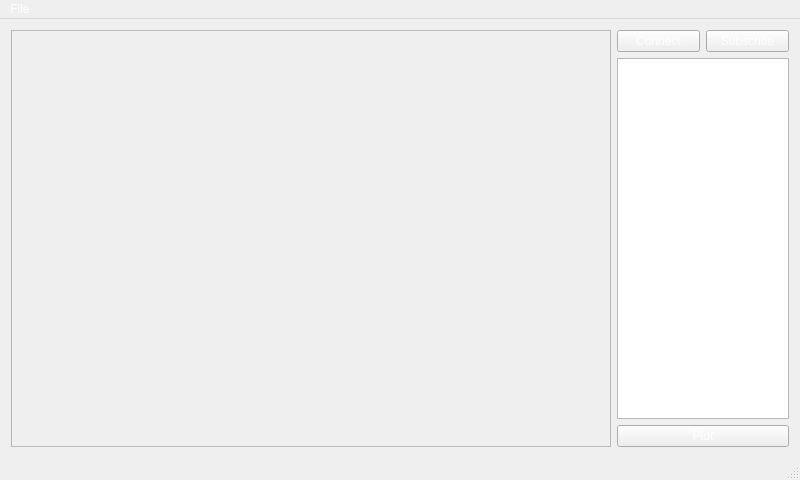
Before: the Qt Designer form src/gui/mainwindow.ui in bogspin/rpi-telemetry, drawn with Qt 5.
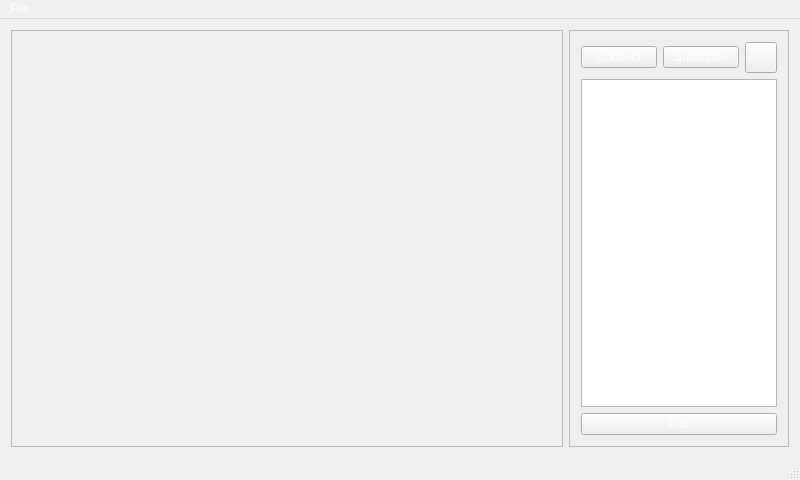
After: the same form once the commit is applied. Icons and pictures are not drawn.

Commit message: Implement remove button

What changed in the file:
```diff
--- a/src/gui/mainwindow.ui
+++ b/src/gui/mainwindow.ui
@@ -26,8 +26,48 @@
    <string>MainWindow</string>
   </property>
   <widget class="QWidget" name="centralWidget">
+   <layout class="QHBoxLayout" name="horizontalLayout_4">
+    <item>
+     <widget class="QFrame" name="plotFrame">
+      <property name="minimumSize">
+       <size>
+        <width>0</width>
+        <height>0</height>
+       </size>
+      </property>
+      <property name="frameShape">
+       <enum>QFrame::StyledPanel</enum>
+      </property>
+      <property name="frameShadow">
+       <enum>QFrame::Raised</enum>
+      </property>
    <layout class="QGridLayout" name="gridLayout_2">
-    <item row="0" column="2">
+       <item row="0" column="0">
+        <layout class="QGridLayout" name="gridLayout">
+         <property name="rightMargin">
+          <number>0</number>
+         </property>
+        </layout>
+       </item>
+      </layout>
+     </widget>
+    </item>
+    <item>
+     <widget class="QFrame" name="menuFrame">
+      <property name="maximumSize">
+       <size>
+        <width>220</width>
+        <height>16777215</height>
+       </size>
+      </property>
+      <property name="frameShape">
+       <enum>QFrame::StyledPanel</enum>
+      </property>
+      <property name="frameShadow">
+       <enum>QFrame::Raised</enum>
+      </property>
+      <layout class="QVBoxLayout" name="verticalLayout_2">
+       <item>
      <layout class="QVBoxLayout" name="verticalLayout">
       <item>
        <layout class="QHBoxLayout" name="horizontalLayout_3">
@@ -54,6 +94,23 @@
           </property>
          </widget>
         </item>
+           <item>
+            <widget class="QToolButton" name="removeButton">
+             <property name="text">
+              <string/>
+             </property>
+             <property name="icon">
+              <iconset resource="icons.qrc">
+               <normaloff>:/removeIcon.png</normaloff>:/removeIcon.png</iconset>
+             </property>
+             <property name="iconSize">
+              <size>
+               <width>24</width>
+               <height>24</height>
+              </size>
+             </property>
+            </widget>
+           </item>
        </layout>
       </item>
       <item>
@@ -79,31 +136,7 @@
       </item>
      </layout>
     </item>
-    <item row="0" column="0">
-     <widget class="QFrame" name="frame">
-      <property name="minimumSize">
-       <size>
-        <width>600</width>
-        <height>0</height>
-       </size>
-      </property>
-      <property name="frameShape">
-       <enum>QFrame::StyledPanel</enum>
-      </property>
-      <property name="frameShadow">
-       <enum>QFrame::Raised</enum>
-      </property>
-      <widget class="QWidget" name="gridLayoutWidget">
-       <property name="geometry">
-        <rect>
-         <x>0</x>
-         <y>0</y>
-         <width>601</width>
-         <height>411</height>
-        </rect>
-       </property>
-       <layout class="QGridLayout" name="gridLayout"/>
-      </widget>
+      </layout>
      </widget>
     </item>
    </layout>
```
Left out of the diff: 4 changed lines with no effect on the pictures. Lines whose indentation alone changed are shown as unchanged. The commit also changes 8 other files.
